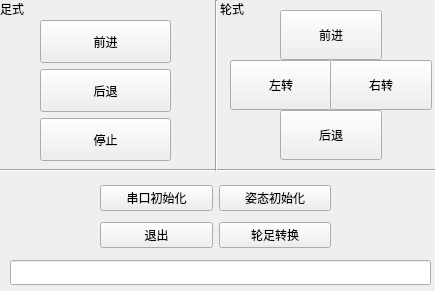
Before: the Qt Designer form biped.ui in Skyendless/MiniBot, drawn with Qt 5.
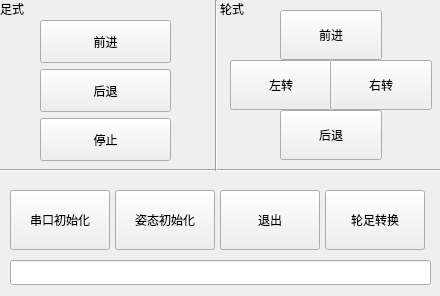
After: the same form once the commit is applied. Icons and pictures are not drawn.

```diff
--- a/biped.ui
+++ b/biped.ui
@@ -6,8 +6,8 @@
    <rect>
     <x>0</x>
     <y>0</y>
-    <width>435</width>
-    <height>291</height>
+    <width>440</width>
+    <height>296</height>
    </rect>
   </property>
   <property name="sizePolicy">
@@ -84,54 +84,6 @@
     <string>轮式</string>
    </property>
   </widget>
-  <widget class="QWidget" name="layoutWidget">
-   <property name="geometry">
-    <rect>
-     <x>100</x>
-     <y>180</y>
-     <width>231</width>
-     <height>74</height>
-    </rect>
-   </property>
-   <layout class="QVBoxLayout" name="verticalLayout_2">
-    <item>
-     <layout class="QHBoxLayout" name="horizontalLayout">
-      <item>
-       <widget class="QPushButton" name="pushButton">
-        <property name="text">
-         <string>串口初始化</string>
-        </property>
-       </widget>
-      </item>
-      <item>
-       <widget class="QPushButton" name="button_position_init">
-        <property name="text">
-         <string>姿态初始化</string>
-        </property>
-       </widget>
-      </item>
-     </layout>
-    </item>
-    <item>
-     <layout class="QHBoxLayout" name="horizontalLayout_2">
-      <item>
-       <widget class="QPushButton" name="button_quit">
-        <property name="text">
-         <string>退出</string>
-        </property>
-       </widget>
-      </item>
-      <item>
-       <widget class="QPushButton" name="button_transform">
-        <property name="text">
-         <string>轮足转换</string>
-        </property>
-       </widget>
-      </item>
-     </layout>
-    </item>
-   </layout>
-  </widget>
   <widget class="QLineEdit" name="line_show_message">
    <property name="geometry">
     <rect>
@@ -232,6 +184,130 @@
     </item>
    </layout>
   </widget>
+  <widget class="QPushButton" name="button_quit">
+   <property name="geometry">
+    <rect>
+     <x>220</x>
+     <y>190</y>
+     <width>100</width>
+     <height>60</height>
+    </rect>
+   </property>
+   <property name="sizePolicy">
+    <sizepolicy hsizetype="Fixed" vsizetype="Fixed">
+     <horstretch>0</horstretch>
+     <verstretch>0</verstretch>
+    </sizepolicy>
+   </property>
+   <property name="text">
+    <string>退出</string>
+   </property>
+   <property name="icon">
+    <iconset resource="pictures/res.qrc">
+     <normaloff>:/snake_fourwheels_twowheel
+/snake_fourwheels_twowheel/562160.png</normaloff>:/snake_fourwheels_twowheel
+/snake_fourwheels_twowheel/562160.png</iconset>
+   </property>
+   <property name="iconSize">
+    <size>
+     <width>25</width>
+     <height>25</height>
+    </size>
+   </property>
+  </widget>
+  <widget class="QPushButton" name="button_transform">
+   <property name="geometry">
+    <rect>
+     <x>325</x>
+     <y>190</y>
+     <width>100</width>
+     <height>60</height>
+    </rect>
+   </property>
+   <property name="sizePolicy">
+    <sizepolicy hsizetype="Fixed" vsizetype="Fixed">
+     <horstretch>0</horstretch>
+     <verstretch>0</verstretch>
+    </sizepolicy>
+   </property>
+   <property name="text">
+    <string>轮足转换</string>
+   </property>
+   <property name="icon">
+    <iconset resource="pictures/res.qrc">
+     <normaloff>:/snake_fourwheels_twowheel
+/snake_fourwheels_twowheel/567553.png</normaloff>:/snake_fourwheels_twowheel
+/snake_fourwheels_twowheel/567553.png</iconset>
+   </property>
+   <property name="iconSize">
+    <size>
+     <width>25</width>
+     <height>25</height>
+    </size>
+   </property>
+  </widget>
+  <widget class="QPushButton" name="pushButton">
+   <property name="geometry">
+    <rect>
+     <x>10</x>
+     <y>190</y>
+     <width>100</width>
+     <height>60</height>
+    </rect>
+   </property>
+   <property name="sizePolicy">
+    <sizepolicy hsizetype="Fixed" vsizetype="Fixed">
+     <horstretch>0</horstretch>
+     <verstretch>0</verstretch>
+    </sizepolicy>
+   </property>
+   <property name="text">
+    <string>串口初始化</string>
+   </property>
+   <property name="icon">
+    <iconset resource="pictures/res.qrc">
+     <normaloff>:/snake_fourwheels_twowheel
+/snake_fourwheels_twowheel/set.png</normaloff>:/snake_fourwheels_twowheel
+/snake_fourwheels_twowheel/set.png</iconset>
+   </property>
+   <property name="iconSize">
+    <size>
+     <width>25</width>
+     <height>25</height>
+    </size>
+   </property>
+  </widget>
+  <widget class="QPushButton" name="button_position_init">
+   <property name="geometry">
+    <rect>
+     <x>115</x>
+     <y>190</y>
+     <width>100</width>
+     <height>60</height>
+    </rect>
+   </property>
+   <property name="sizePolicy">
+    <sizepolicy hsizetype="Fixed" vsizetype="Fixed">
+     <horstretch>0</horstretch>
+     <verstretch>0</verstretch>
+    </sizepolicy>
+   </property>
+   <property name="text">
+    <string>姿态初始化</string>
+   </property>
+   <property name="icon">
+    <iconset resource="pictures/res.qrc">
+     <normaloff>:/snake_fourwheels_twowheel
+/snake_fourwheels_twowheel/567554.png</normaloff>:/snake_fourwheels_twowheel
+/snake_fourwheels_twowheel/567554.png</iconset>
+   </property>
+   <property name="iconSize">
+    <size>
+     <width>25</width>
+     <height>25</height>
+    </size>
+   </property>
+  </widget>
  </widget>
  <resources/>
  <connections/>
```
Left out of the diff: 91 changed lines with no effect on the pictures.
